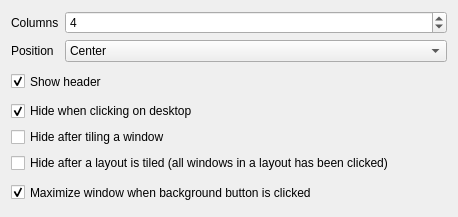
qewer33/Exquisite, file package/contents/ui/config.ui: the form before one commit.
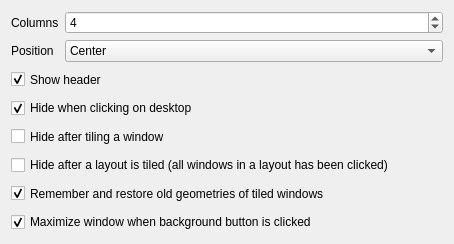
The form after the commit.

Commit message: Add feature to remember and restore old geometries of tiled windows

Diff of the .ui file:
```diff
--- a/package/contents/ui/config.ui
+++ b/package/contents/ui/config.ui
@@ -6,8 +6,8 @@
    <rect>
     <x>0</x>
     <y>0</y>
-    <width>458</width>
-    <height>217</height>
+    <width>454</width>
+    <height>244</height>
    </rect>
   </property>
   <layout class="QVBoxLayout" name="verticalLayout">
@@ -103,6 +103,12 @@
    </item>
    <item>
     <widget class="QCheckBox" name="kcfg_hideOnDesktopClick">
+     <property name="sizePolicy">
+      <sizepolicy hsizetype="Minimum" vsizetype="Expanding">
+       <horstretch>0</horstretch>
+       <verstretch>0</verstretch>
+      </sizepolicy>
+     </property>
      <property name="text">
       <string>Hide when clicking on desktop</string>
      </property>
@@ -113,6 +119,12 @@
    </item>
    <item>
     <widget class="QCheckBox" name="kcfg_hideOnFirstTile">
+     <property name="sizePolicy">
+      <sizepolicy hsizetype="Minimum" vsizetype="Expanding">
+       <horstretch>0</horstretch>
+       <verstretch>0</verstretch>
+      </sizepolicy>
+     </property>
      <property name="text">
       <string>Hide after tiling a window</string>
      </property>
@@ -123,11 +135,33 @@
    </item>
    <item>
     <widget class="QCheckBox" name="kcfg_hideOnLayoutTiled">
+     <property name="sizePolicy">
+      <sizepolicy hsizetype="Minimum" vsizetype="Expanding">
+       <horstretch>0</horstretch>
+       <verstretch>0</verstretch>
+      </sizepolicy>
+     </property>
      <property name="text">
       <string>Hide after a layout is tiled (all windows in a layout has been clicked)</string>
      </property>
     </widget>
    </item>
+   <item>
+    <widget class="QCheckBox" name="kcfg_rememberWindowGeometries">
+     <property name="sizePolicy">
+      <sizepolicy hsizetype="Minimum" vsizetype="Expanding">
+       <horstretch>0</horstretch>
+       <verstretch>0</verstretch>
+      </sizepolicy>
+     </property>
+     <property name="text">
+      <string>Remember and restore old geometries of tiled windows</string>
+     </property>
+     <property name="checked">
+      <bool>true</bool>
+     </property>
+    </widget>
+   </item>
    <item>
     <widget class="QCheckBox" name="kcfg_maximizeOnBackgroundClick">
      <property name="sizePolicy">
```
The commit also changes 3 other files.
